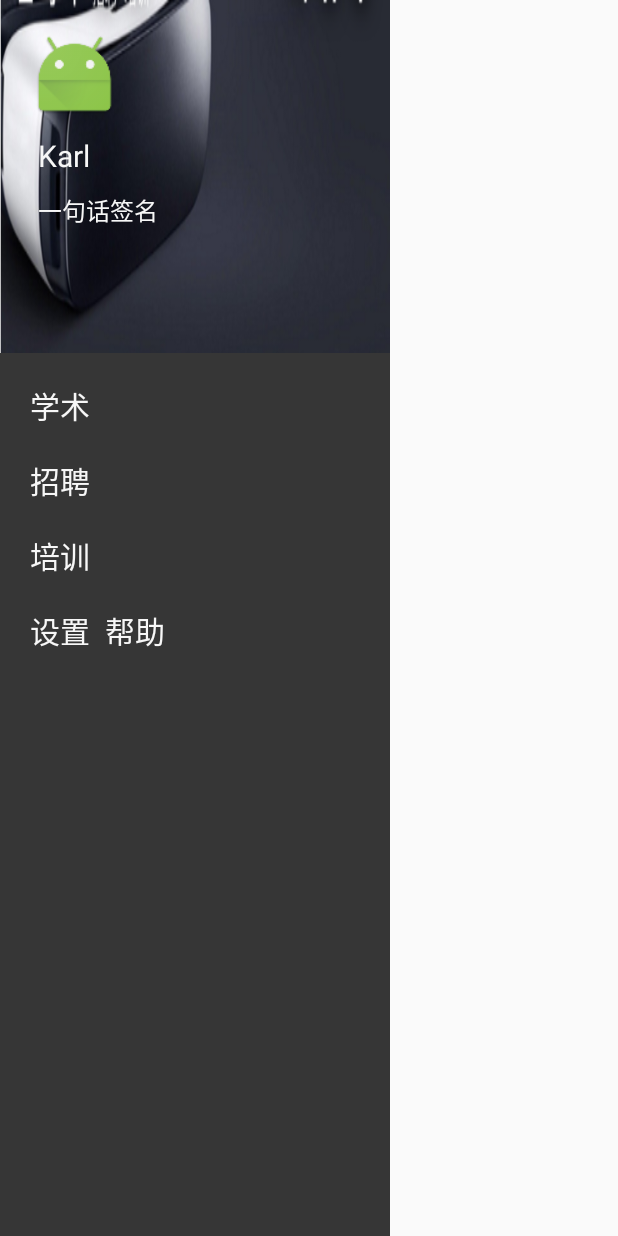
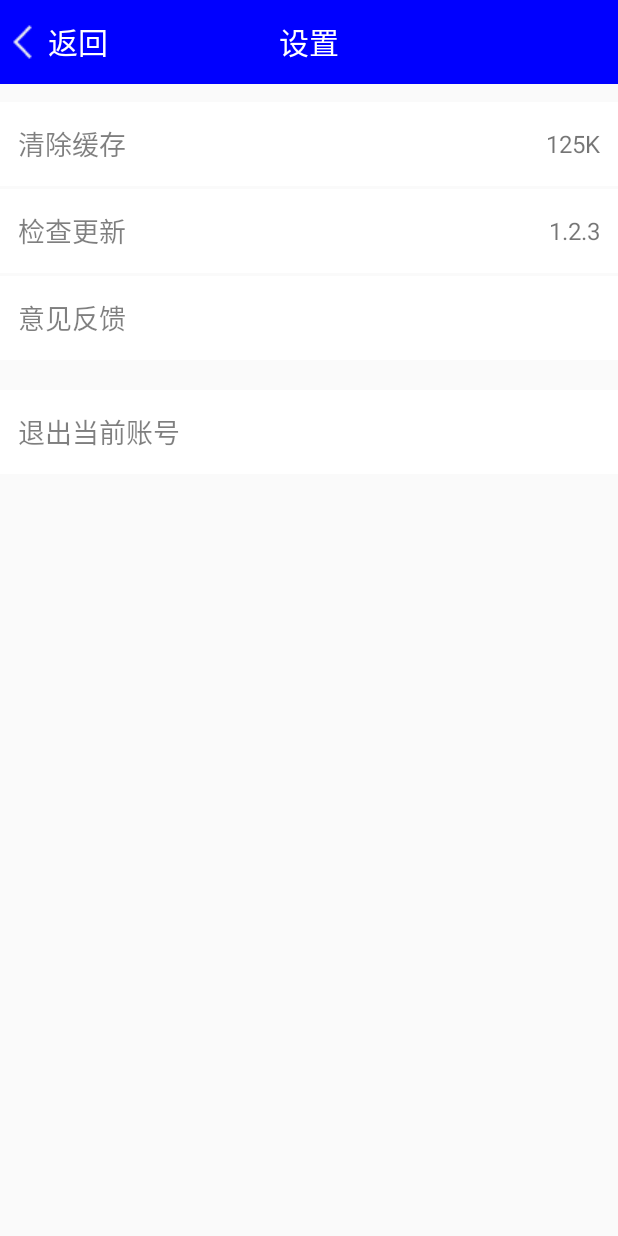
Before and after one commit to ForgetAll/QianXun, an Android app: the fragment MenuFragment shown on its own in the app's theme, after a tap on "设置", on a phone screen of 412 x 824 dp. Run offline under Robolectric (Android 15) with nearby library versions, the phone set to English and light mode, and no system bars.

Commit message:
设置帮助，待完善

```diff
--- a/app/src/main/AndroidManifest.xml
+++ b/app/src/main/AndroidManifest.xml
@@ -36,6 +36,10 @@
         <activity android:name=".activity.SearchActivity"></activity>
         <!--创建文章、简历页面-->
         <activity android:name=".activity.CreateActivity"></activity>
+        <!--设置界面-->
+        <activity android:name=".activity.SystemSettingActivity"></activity>
+        <!--帮助界面-->
+        <activity android:name=".activity.SystemHelpActivity"></activity>
     </application>
 
 </manifest>
--- /dev/null
+++ b/app/src/main/java/com/heapot/qianxun/activity/SystemSettingActivity.java
@@ -0,0 +1,57 @@
+package com.heapot.qianxun.activity;
+
+import android.os.Bundle;
+import android.support.annotation.Nullable;
+import android.support.v7.app.AppCompatActivity;
+import android.view.View;
+import android.widget.RelativeLayout;
+import android.widget.TextView;
+
+import com.heapot.qianxun.R;
+
+/**
+ * Created by 15859 on 2016/9/17.
+ */
+public class SystemSettingActivity extends AppCompatActivity implements View.OnClickListener {
+    private TextView mBack,mCache,mVersion,mSuggest,mExit;
+    private RelativeLayout mClear,mUpdate;
+
+    @Override
+    protected void onCreate(@Nullable Bundle savedInstanceState) {
+        super.onCreate(savedInstanceState);
+        setContentView(R.layout.activity_setting);
+        findVew();
+    }
+
+    private void findVew() {
+      mBack=(TextView)  findViewById(R.id.tv_back);
+     mClear=(RelativeLayout)   findViewById(R.id.rl_clear);
+       mCache=(TextView) findViewById(R.id.tv_cache);
+        mUpdate=(RelativeLayout)   findViewById(R.id.rl_update);
+        mVersion=(TextView)  findViewById(R.id.tv_version);
+        mSuggest=(TextView)  findViewById(R.id.tv_suggest);
+        mExit=(TextView)  findViewById(R.id.tv_exit);
+        mBack.setOnClickListener(this);
+        mClear.setOnClickListener(this);
+        mUpdate.setOnClickListener(this);
+        mSuggest.setOnClickListener(this);
+        mExit.setOnClickListener(this);
+    }
+
+    @Override
+    public void onClick(View v) {
+        switch (v.getId()){
+            case R.id.tv_back:
+                finish();
+                break;
+            case R.id.rl_clear:
+                break;
+            case R.id.rl_update:
+                break;
+            case R.id.tv_suggest:
+                break;
+            case R.id.tv_exit:
+                break;
+        }
+    }
+}
--- a/app/src/main/java/com/heapot/qianxun/fragment/MenuFragment.java
+++ b/app/src/main/java/com/heapot/qianxun/fragment/MenuFragment.java
@@ -1,4 +1,5 @@
 package com.heapot.qianxun.fragment;
+
 import android.app.Activity;
 import android.content.Intent;
 import android.os.Bundle;
@@ -14,6 +15,8 @@ import android.widget.TextView;
 import com.heapot.qianxun.R;
 import com.heapot.qianxun.activity.MainActivity;
 import com.heapot.qianxun.activity.PersonalActivity;
+import com.heapot.qianxun.activity.SystemHelpActivity;
+import com.heapot.qianxun.activity.SystemSettingActivity;
 import com.heapot.qianxun.bean.DataBean;
 
 /**
@@ -76,8 +79,12 @@ public class MenuFragment extends Fragment implements View.OnClickListener {
                 break;
             //设置、帮助的点击事件
             case R.id.txt_menu_settings:
+                Intent setting=new Intent(getContext(),SystemSettingActivity.class);
+                startActivity(setting);
                 break;
             case R.id.txt_menu_help:
+                Intent help=new Intent(getContext(),SystemHelpActivity.class);
+                startActivity(help);
                 break;
             //点击切换侧滑菜单头布局的背景
             case R.id.ll_menu_header:
--- /dev/null
+++ b/app/src/main/res/layout/activity_setting.xml
@@ -0,0 +1,114 @@
+<?xml version="1.0" encoding="utf-8"?>
+<LinearLayout xmlns:android="http://schemas.android.com/apk/res/android"
+    android:orientation="vertical" android:layout_width="match_parent"
+    android:layout_height="match_parent">
+    <RelativeLayout xmlns:android="http://schemas.android.com/apk/res/android"
+        android:layout_width="match_parent"
+        android:layout_height="56dp"
+        android:id="@+id/rl_title"
+        android:background="#0000ff">
+        <TextView
+            android:id="@+id/tv_back"
+            android:layout_width="wrap_content"
+            android:layout_height="match_parent"
+            android:drawableLeft="@drawable/ic_back"
+            android:gravity="center_vertical"
+            android:text="返回"
+            android:maxLines="1"
+            android:textColor="@android:color/white"
+            android:textSize="20sp" />
+
+        <TextView
+            android:layout_centerHorizontal="true"
+            android:id="@+id/tv_set"
+            android:layout_width="wrap_content"
+            android:layout_height="match_parent"
+            android:gravity="center"
+            android:paddingLeft="12dp"
+            android:paddingRight="12dp"
+            android:text="设置"
+            android:textColor="@android:color/white"
+            android:textSize="20sp" />
+    </RelativeLayout>
+    <RelativeLayout
+        android:id="@+id/rl_clear"
+        android:layout_width="match_parent"
+        android:layout_height="56dp"
+        android:layout_marginTop="12dp"
+        android:background="@android:color/white">
+
+        <TextView
+            android:layout_width="wrap_content"
+            android:layout_height="wrap_content"
+            android:layout_centerVertical="true"
+            android:layout_marginLeft="12dp"
+            android:text="清除缓存"
+            android:textColor="@android:drawable/screen_background_dark_transparent"
+            android:textSize="18sp" />
+
+        <TextView
+            android:id="@+id/tv_cache"
+            android:layout_width="wrap_content"
+            android:layout_height="wrap_content"
+            android:layout_alignParentRight="true"
+            android:layout_centerVertical="true"
+            android:layout_marginRight="12dp"
+            android:text="125K"
+            android:textSize="16sp" />
+    </RelativeLayout>
+
+    <RelativeLayout
+        android:id="@+id/rl_update"
+        android:layout_width="match_parent"
+        android:layout_height="56dp"
+        android:layout_marginTop="2dp"
+        android:background="@android:color/white">
+
+        <TextView
+            android:layout_width="wrap_content"
+            android:layout_height="wrap_content"
+            android:layout_centerVertical="true"
+            android:layout_marginLeft="12dp"
+            android:text="检查更新"
+            android:textColor="@android:drawable/screen_background_dark_transparent"
+            android:textSize="18sp" />
+
+        <TextView
+            android:id="@+id/tv_version"
+            android:layout_width="wrap_content"
+            android:layout_height="wrap_content"
+            android:layout_alignParentRight="true"
+            android:layout_centerVertical="true"
+            android:layout_marginRight="12dp"
+            android:text="1.2.3"
+            android:textSize="16sp" />
+    </RelativeLayout>
+
+    <TextView
+        android:id="@+id/tv_suggest"
+        android:layout_width="match_parent"
+        android:layout_height="56dp"
+        android:layout_centerVertical="true"
+        android:layout_marginTop="2dp"
+        android:background="@android:color/white"
+        android:gravity="center_vertical"
+        android:paddingLeft="12dp"
+        android:text="意见反馈"
+        android:textColor="@android:drawable/screen_background_dark_transparent"
+        android:textSize="18sp" />
+
+
+
+    <TextView
+        android:id="@+id/tv_exit"
+        android:layout_width="match_parent"
+        android:layout_height="56dp"
+        android:layout_centerVertical="true"
+        android:layout_marginTop="20dp"
+        android:background="@android:color/white"
+        android:gravity="center_vertical"
+        android:paddingLeft="12dp"
+        android:text="退出当前账号"
+        android:textColor="@android:drawable/screen_background_dark_transparent"
+        android:textSize="18sp" />
+</LinearLayout>
--- a/app/src/main/res/layout/personal_tab.xml
+++ b/app/src/main/res/layout/personal_tab.xml
@@ -22,8 +22,7 @@
         android:layout_width="wrap_content"
         android:layout_height="match_parent"
         android:layout_marginLeft="@dimen/margin_horizontal"
-        android:layout_marginRight="@dimen/margin_horizontal"
-        android:src="@drawable/ic_add_24" />
+        android:src="@drawable/ic_add_24_white" />
     <ImageView
         android:id="@+id/iv_set"
         android:layout_width="wrap_content"
```
Also changed, not shown: app/src/main/java/com/heapot/qianxun/activity/SystemHelpActivity.java (added, +27 -0 lines), app/src/main/res/layout/activity_help.xml (added, +61 -0 lines), app/src/main/res/drawable/ic_add_24_white.png (added), app/src/main/res/drawable/ic_add_32_white.png (added).
